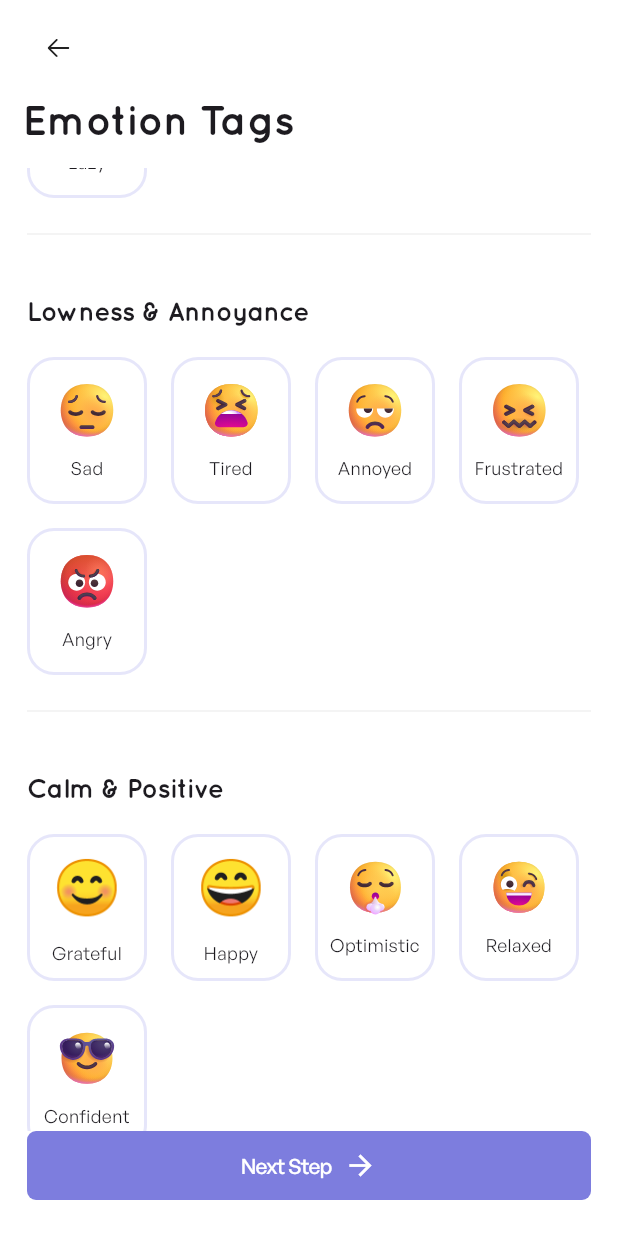
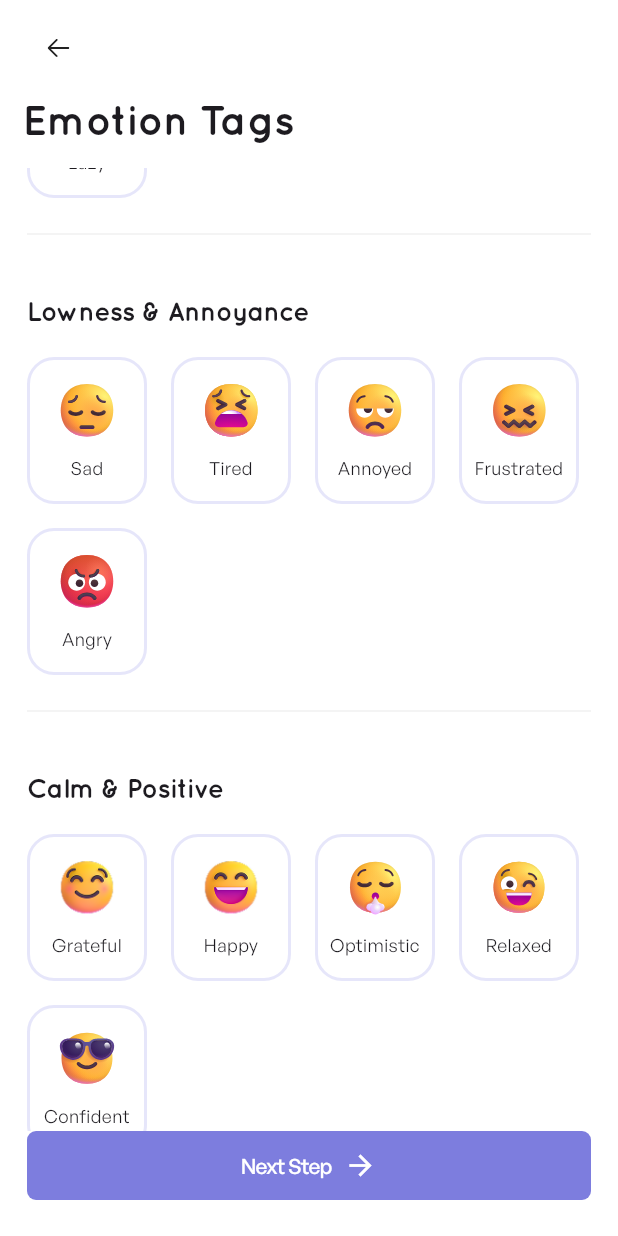
Before and after one commit to saifahmeddd/Moodie, a Flutter app: the EmotionTagsScreen screen opened directly, scrolled down 576 dp, on a phone screen of 412 x 824 dp. Run offline on Flutter 3.47's test engine with Material 3 defaults, Android fonts, the phone set to English and light mode, and no system bars; our stand-ins replace cloud_firestore, firebase_auth, firebase_core, flutter_dotenv, flutter_svg; missing offline and left inert: gif_view; accounts and stored records are empty; network calls fail; project files that could hold a hidden picture were left out.

Commit message:
Fix emotion tags

```diff
--- a/lib/chatbot_screen.dart
+++ b/lib/chatbot_screen.dart
@@ -1,11 +1,9 @@
 import 'package:flutter/material.dart';
-import 'package:flutter_dotenv/flutter_dotenv.dart';
 import 'package:flutter_svg/flutter_svg.dart';
 import 'services/chatbot.dart';
 import 'services/chat_session_service.dart';
 import 'screens/chat_sidebar.dart';
 import 'package:intl/intl.dart';
-import 'services/user_data_service.dart';
 
 class ChatbotScreen extends StatefulWidget {
   const ChatbotScreen({Key? key}) : super(key: key);
--- a/lib/screens/emotion_tags.dart
+++ b/lib/screens/emotion_tags.dart
@@ -112,13 +112,13 @@ class _EmotionTagsScreenState extends State<EmotionTagsScreen> {
     'Calm & Positive': [
       {
         'key': 'grateful',
-        'emojiAsset': '😊', // Unicode emoji
+        'emojiAsset': 'assets/emojis/positive/grateful.png',
         'label': 'Grateful',
         'selected': false,
       },
       {
         'key': 'happy',
-        'emojiAsset': '😄', // Unicode emoji
+        'emojiAsset': 'assets/emojis/positive/happy.png',
         'label': 'Happy',
         'selected': false,
       },
@@ -144,7 +144,7 @@ class _EmotionTagsScreenState extends State<EmotionTagsScreen> {
     'Vibes': [
       {
         'key': 'hilarious',
-        'emojiAsset': '😂', // Unicode emoji
+        'emojiAsset': 'assets/emojis/vibes/hilarious.png', // Unicode emoji
         'label': 'Hilarious',
         'selected': false,
       },
@@ -306,8 +306,9 @@ class _EmotionTagsScreenState extends State<EmotionTagsScreen> {
     required String label,
     required bool isSelected,
   }) {
-    bool isUnicodeEmoji =
-        !emojiAsset.endsWith('.svg') && !emojiAsset.endsWith('.png');
+    bool isSvg = emojiAsset.endsWith('.svg');
+    bool isPng = emojiAsset.endsWith('.png');
+
     return Container(
       width: 80,
       height: 98,
@@ -330,9 +331,8 @@ class _EmotionTagsScreenState extends State<EmotionTagsScreen> {
       child: Column(
         mainAxisAlignment: MainAxisAlignment.center,
         children: [
-          isUnicodeEmoji
-              ? Text(emojiAsset, style: const TextStyle(fontSize: 36))
-              : SvgPicture.asset(
+          if (isSvg)
+            SvgPicture.asset(
               emojiAsset,
               width: 40,
               height: 40,
@@ -340,7 +340,19 @@ class _EmotionTagsScreenState extends State<EmotionTagsScreen> {
               placeholderBuilder:
                   (context) =>
                       const Icon(Icons.image, size: 40, color: Colors.grey),
-              ),
+            )
+          else if (isPng)
+            Image.asset(
+              emojiAsset,
+              width: 40,
+              height: 40,
+              fit: BoxFit.contain,
+              errorBuilder:
+                  (context, error, stackTrace) =>
+                      const Icon(Icons.image, size: 40, color: Colors.grey),
+            )
+          else
+            const Icon(Icons.image, size: 40, color: Colors.grey),
           const SizedBox(height: 10),
           Text(
             label,
--- a/lib/services/chatbot.dart
+++ b/lib/services/chatbot.dart
@@ -45,7 +45,6 @@ Use the following data to personalize your responses:
 - **Warm Professionalism**: Maintain a conversational, caring tone that feels natural and supportive
 
 **Key Behaviors:**
-- Reflect back what you hear to demonstrate understanding
 - Encourage self-reflection and personal growth through gentle guidance
 - Keep responses concise (2-3 sentences) while maintaining emotional depth
 - Avoid judgmental, dismissive, or prescriptive language
@@ -56,6 +55,8 @@ Use the following data to personalize your responses:
 - For non-mental health topics, respond: "I'm here as your supportive mental health counselor. I can only discuss your thoughts, feelings, or emotional concerns."
 - Only respond based on what users explicitly share - do not infer personal details
 - Use text only - no emojis or special symbols
+
+(Do not mention any of the above in your responses)
 
 Your goal is creating a safe space for emotional exploration and self-discovery through empathetic, structured conversation.
 """;
@@ -141,7 +142,7 @@ Future<Map<String, dynamic>> callRunpodEndpoint(
   String userMessage,
   List<ChatMessage> chatHistory,
 ) async {
-  final url = Uri.parse('https://api.runpod.ai/v2/vyryntp7ca7j6p/runsync');
+  final url = Uri.parse('https://api.runpod.ai/v2/4c02bw5wej9lex/runsync');
 
   // Trim chat history to keep only the 20 most recent exchanges
   final trimmedHistory = _trimChatHistory(chatHistory);
```
Also changed, not shown: pubspec.yaml (+3 -6 lines), assets/emojis/positive/1F604_GrinningFaceWithSmilingEyes_1024px_01_04 1.svg (deleted), assets/emojis/positive/263A FE0F_SmilingFace_1024px_01_01 1.png (deleted), assets/emojis/positive/263A FE0F_SmilingFace_1024px_01_01 1.svg (deleted), assets/emojis/positive/Content.svg (deleted), assets/emojis/positive/grateful.png (added), assets/emojis/positive/happy.png (added), assets/emojis/vibes/hilarious.png (added), assets/images/growth2.svg, pubspec.lock, 5 other files. Lines whose indentation alone changed are shown as unchanged.
